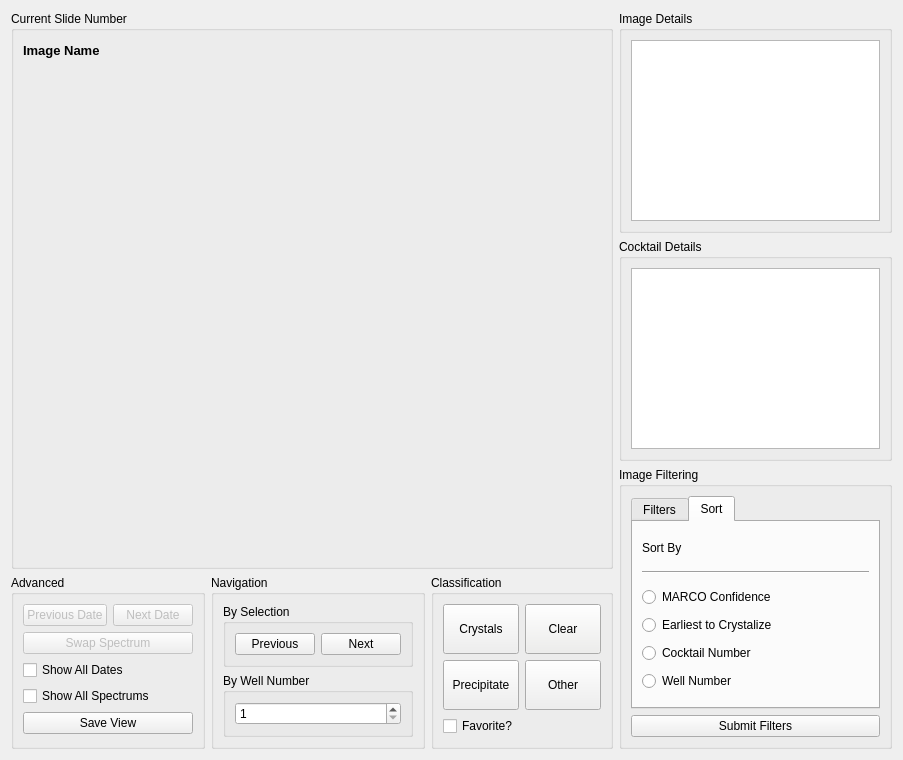
Hauptman-Woodward/Marco_Polo, file pyqt_designer/slideshow_inspector.ui: the form before one commit.
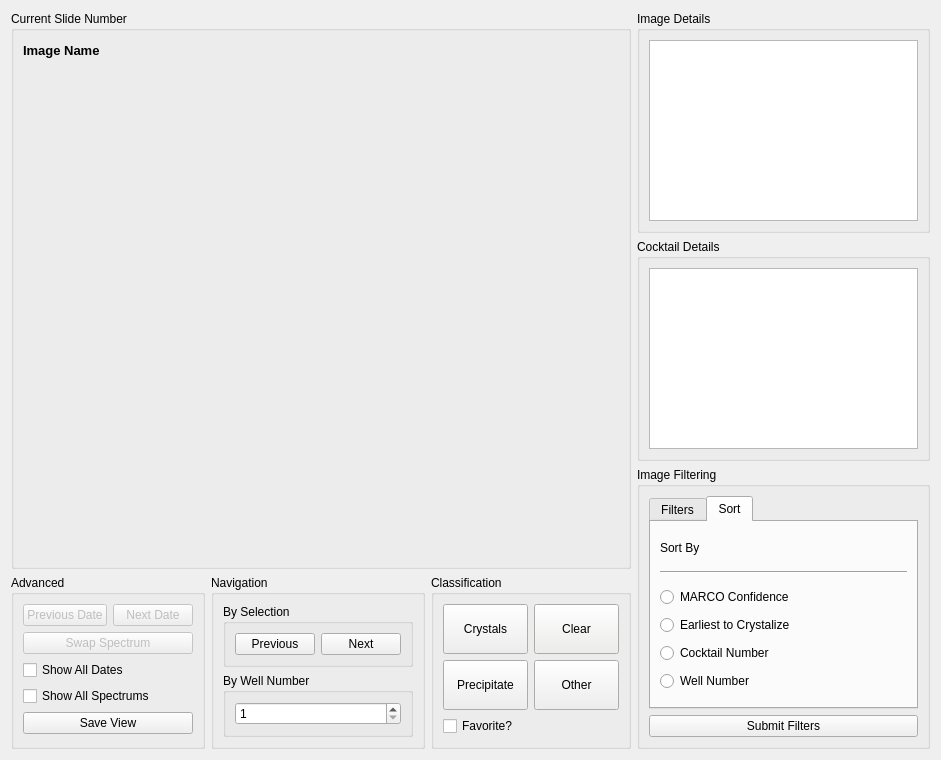
The form after the commit. Custom widgets are drawn as their Qt base class.

Patch:
```diff
--- a/pyqt_designer/slideshow_inspector.ui
+++ b/pyqt_designer/slideshow_inspector.ui
@@ -6,7 +6,7 @@
    <rect>
     <x>0</x>
     <y>0</y>
-    <width>903</width>
+    <width>941</width>
     <height>760</height>
    </rect>
   </property>
@@ -1413,6 +1413,12 @@
    </item>
    <item row="3" column="2">
     <widget class="QGroupBox" name="groupBox_2">
+     <property name="minimumSize">
+      <size>
+       <width>200</width>
+       <height>0</height>
+      </size>
+     </property>
      <property name="maximumSize">
       <size>
        <width>2000</width>
```
